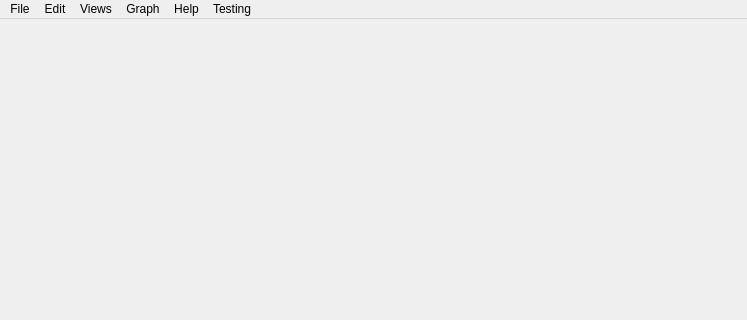
Qt form src/Ui_Files/main_window.ui (austinmcano/GGG) before a commit; both pictures show x 0 to 747 and y 0 to 320 of the 747 by 536 pixel window.
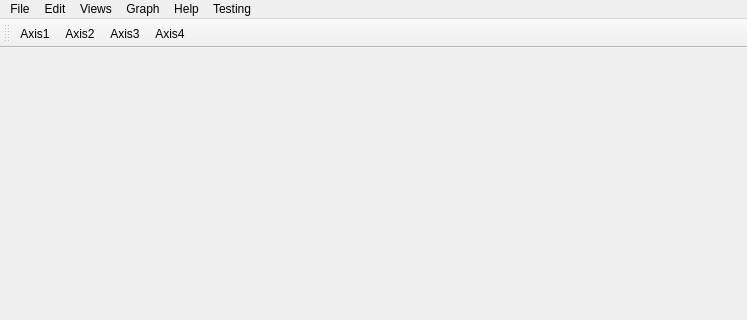
The same form after that commit.

The edit to the form file:
```diff
--- a/src/Ui_Files/main_window.ui
+++ b/src/Ui_Files/main_window.ui
@@ -127,6 +127,21 @@
    <addaction name="menuHELP"/>
    <addaction name="menuTesting"/>
   </widget>
+  <widget class="QToolBar" name="toolBar">
+   <property name="windowTitle">
+    <string>toolBar</string>
+   </property>
+   <attribute name="toolBarArea">
+    <enum>TopToolBarArea</enum>
+   </attribute>
+   <attribute name="toolBarBreak">
+    <bool>false</bool>
+   </attribute>
+   <addaction name="actionAxis1"/>
+   <addaction name="actionAxis2"/>
+   <addaction name="actionAxis3"/>
+   <addaction name="actionAxis4"/>
+  </widget>
   <action name="actionOpen_File">
    <property name="text">
     <string>Open File</string>
@@ -606,6 +621,29 @@
     <string>XRD</string>
    </property>
   </action>
+  <action name="actionAxis1">
+   <property name="checkable">
+    <bool>true</bool>
+   </property>
+   <property name="text">
+    <string>Axis1</string>
+   </property>
+  </action>
+  <action name="actionAxis2">
+   <property name="text">
+    <string>Axis2</string>
+   </property>
+  </action>
+  <action name="actionAxis3">
+   <property name="text">
+    <string>Axis3</string>
+   </property>
+  </action>
+  <action name="actionAxis4">
+   <property name="text">
+    <string>Axis4</string>
+   </property>
+  </action>
  </widget>
  <resources/>
  <connections/>
```
Left out of the diff: 5 changed lines with no effect on the pictures.
